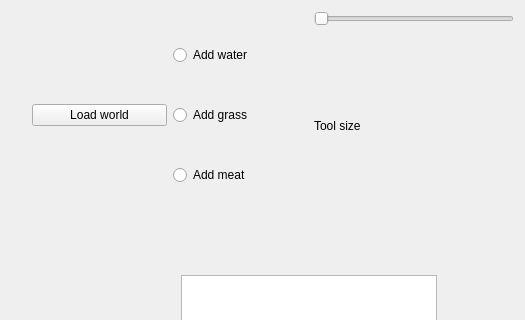
This is WorldCreatorResourcesWidget.ui in Xaxetrov/Fil-Rouge as Qt 5 draws it before an edit; both pictures show x 120 to 645 and y 0 to 320 of the 645 by 444 pixel window. The edited form follows.
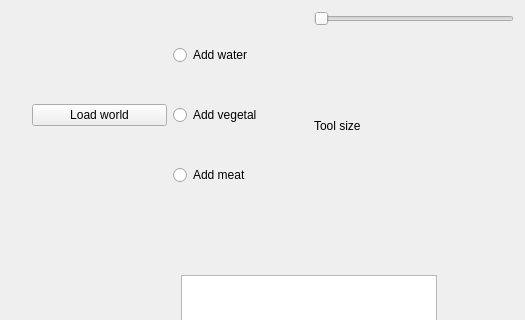
This is the edited form.

What changed in the file:
```diff
--- a/WorldCreatorResourcesWidget.ui
+++ b/WorldCreatorResourcesWidget.ui
@@ -63,7 +63,7 @@
        <item>
         <widget class="QRadioButton" name="bt_grass">
          <property name="text">
-          <string>Add grass</string>
+          <string>Add vegetal</string>
          </property>
         </widget>
        </item>
```
Left out of the diff: 2 changed lines with no effect on the pictures.
